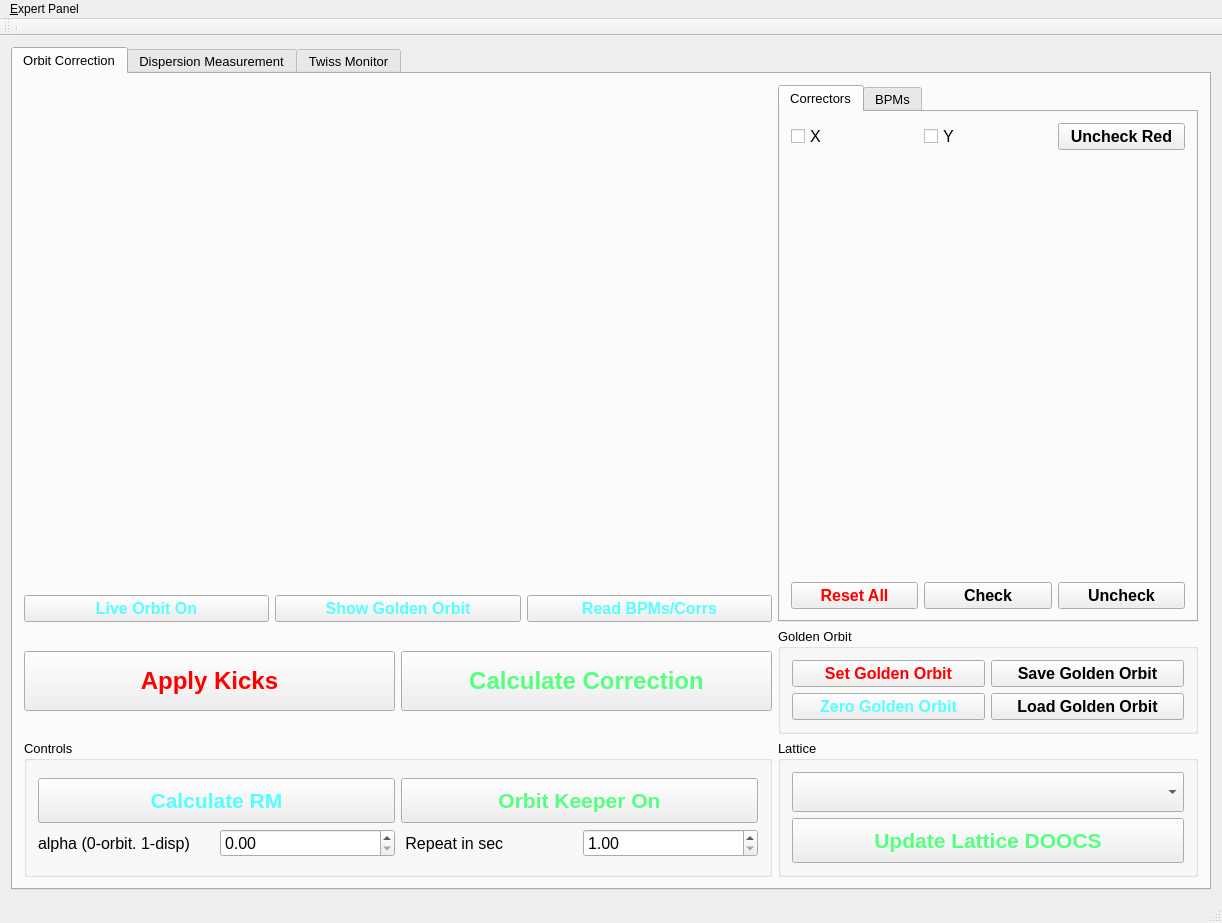
This is gui/UImanul2.ui in sergey-tomin/manul as Qt 5 draws it before an edit. The edited form follows.
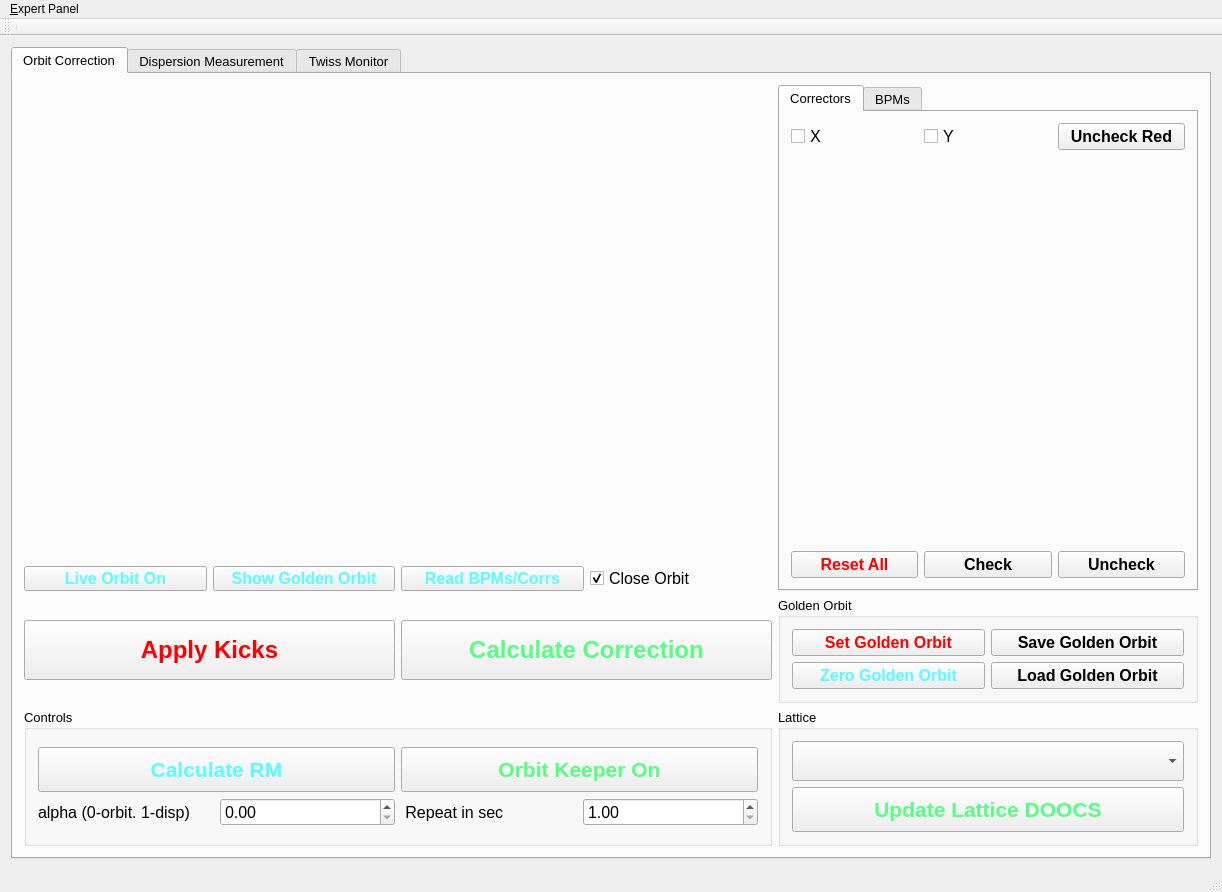
This is the edited form.

Commit message: implemented close orbit implemented tested version of the dispersion correction

```diff
--- a/gui/UImanul2.ui
+++ b/gui/UImanul2.ui
@@ -7,7 +7,7 @@
     <x>0</x>
     <y>0</y>
     <width>1222</width>
-    <height>923</height>
+    <height>892</height>
    </rect>
   </property>
   <property name="minimumSize">
@@ -109,6 +109,21 @@
               </property>
              </widget>
             </item>
+            <item>
+             <widget class="QCheckBox" name="cb_close_orbit">
+              <property name="font">
+               <font>
+                <pointsize>12</pointsize>
+               </font>
+              </property>
+              <property name="text">
+               <string>Close Orbit</string>
+              </property>
+              <property name="checked">
+               <bool>true</bool>
+              </property>
+             </widget>
+            </item>
            </layout>
           </item>
           <item row="5" column="3">
```
Left out of the diff: 14 changed lines with no effect on the pictures. The commit also changes 6 other files.
